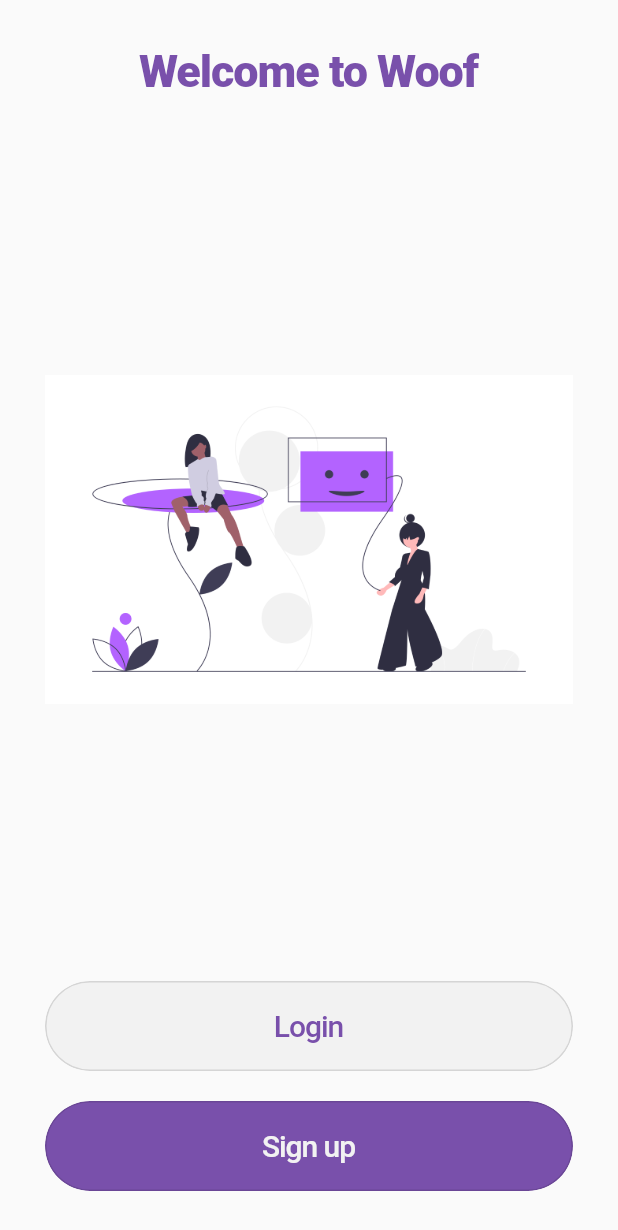
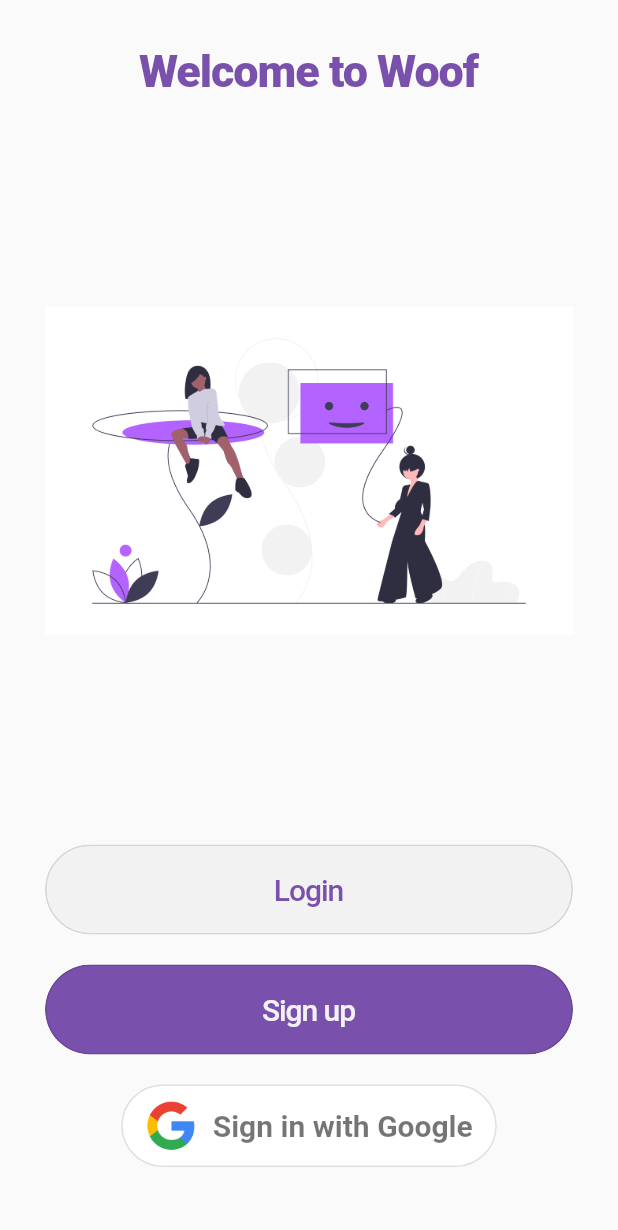
Before and after one commit to Khadeja29/socialapp310n, a Flutter app: the Welcome screen opened by its route, on a phone screen of 412 x 824 dp. Shown: the top 1230 px of the screen. Run offline on Flutter 3.47's test engine with Material 2 defaults, Android fonts, the phone set to English and light mode, and no system bars; our stand-ins replace email_validator, firebase_analytics, firebase_auth, firebase_core, firebase_crashlytics, google_sign_in and 1 more; accounts and stored records are empty; Roboto replaces fonts that are missing (OpenSansCondensed-Bold, OpenSansCondensed-Light).

Commit message:
modified:   android/app/google-services.json 	new file:   assets/images/googlelogo.png 	modified:   lib/routes/splashpage.dart 	modified:   lib/routes/welcome.dart 	modified:   pubspec.yaml

```diff
--- a/socialapp310/lib/routes/splashpage.dart
+++ b/socialapp310/lib/routes/splashpage.dart
@@ -26,9 +26,9 @@ class _SplashScreenState extends State<SplashScreen> {
     SharedPreferences prefs = await SharedPreferences.getInstance();
 
     bool _seen = (prefs.getBool('_seen') ?? false);
-    //User cool = await auth.currentUser;
-    //print(cool);
-    //await auth.signOut();//TODO: Remove this auto sign out. Keep to test log in and sign up for now.
+    User cool = await auth.currentUser;
+    print(cool);
+    await auth.signOut();//TODO: Remove this auto sign out. Keep to test log in and sign up for now.
     if (_seen && !signedin) {
       Navigator.of(context).pushReplacementNamed('/welcome');
     }
@@ -57,7 +57,7 @@ class _SplashScreenState extends State<SplashScreen> {
       }
       else {
         print('User is signed in');
-
+        signedin = true;
       }
     });
     Timer(Duration(seconds: 4), () => checkFirstSeen()); //TODO:ADD CONTEXT TO ONBOARDING SCREENS
--- a/socialapp310/lib/routes/welcome.dart
+++ b/socialapp310/lib/routes/welcome.dart
@@ -1,7 +1,8 @@
 
-
+import 'package:google_sign_in/google_sign_in.dart';
 import 'package:firebase_analytics/firebase_analytics.dart';
 import 'package:firebase_analytics/observer.dart';
+import 'package:firebase_auth/firebase_auth.dart';
 import 'package:flutter/material.dart';
 import 'package:socialapp310/utils/color.dart';
 import 'package:socialapp310/utils/styles.dart';
@@ -117,6 +118,8 @@ class _WelcomeState extends State<Welcome> {
                           ),
                         ),
                       ),
+                      SizedBox(height:20),
+                      GoogleSignInButton(),
                     ],
                   )
                 ],
@@ -127,3 +130,118 @@ class _WelcomeState extends State<Welcome> {
     );
   }
 }
+
+class Authentication {
+  static Future<User> signInWithGoogle({BuildContext context}) async {
+    FirebaseAuth auth = FirebaseAuth.instance;
+    User user;
+
+    final GoogleSignIn googleSignIn = GoogleSignIn();
+
+    final GoogleSignInAccount googleSignInAccount =
+    await googleSignIn.signIn();
+
+    if (googleSignInAccount != null) {
+      final GoogleSignInAuthentication googleSignInAuthentication =
+      await googleSignInAccount.authentication;
+
+      final AuthCredential credential = GoogleAuthProvider.credential(
+        accessToken: googleSignInAuthentication.accessToken,
+        idToken: googleSignInAuthentication.idToken,
+      );
+
+      try {
+        print("here1");
+        final UserCredential userCredential =
+        await auth.signInWithCredential(credential);
+        print("here2");
+        user = userCredential.user;
+      } on FirebaseAuthException catch (e) {
+        if (e.code == 'account-exists-with-different-credential') {
+          // handle the error here
+        }
+        else if (e.code == 'invalid-credential') {
+          // handle the error here
+        }
+      } catch (e) {
+        // handle the error here
+      }
+    }
+
+    return user;
+  }
+}
+
+class GoogleSignInButton extends StatefulWidget {
+  @override
+  _GoogleSignInButtonState createState() => _GoogleSignInButtonState();
+}
+
+class _GoogleSignInButtonState extends State<GoogleSignInButton> {
+  bool _isSigningIn = false;
+
+  @override
+  Widget build(BuildContext context) {
+    return Padding(
+      padding: const EdgeInsets.only(bottom: 16.0),
+      child: _isSigningIn
+          ? CircularProgressIndicator(
+        valueColor: AlwaysStoppedAnimation<Color>(Colors.deepPurple),
+      )
+          : OutlinedButton(
+        style: ButtonStyle(
+          backgroundColor: MaterialStateProperty.all(Colors.white),
+          shape: MaterialStateProperty.all(
+            RoundedRectangleBorder(
+              borderRadius: BorderRadius.circular(40),
+            ),
+          ),
+        ),
+        onPressed: () async {
+          setState(() {
+            _isSigningIn = true;
+          });
+
+          User user =
+          await Authentication.signInWithGoogle(context: context);
+
+          setState(() {
+            _isSigningIn = false;
+          });
+
+          if (user != null) {
+            Navigator.of(context).pushReplacementNamed('/homefeed');
+          }
+
+          setState(() {
+            _isSigningIn = false;
+          });
+        },
+        child: Padding(
+          padding: const EdgeInsets.fromLTRB(0, 10, 0, 10),
+          child: Row(
+            mainAxisSize: MainAxisSize.min,
+            mainAxisAlignment: MainAxisAlignment.center,
+            children: <Widget>[
+              Image(
+                image: AssetImage("assets/images/googlelogo.png"),
+                height: 35.0,
+              ),
+              Padding(
+                padding: const EdgeInsets.only(left: 10),
+                child: Text(
+                  'Sign in with Google',
+                  style: TextStyle(
+                    fontSize: 20,
+                    color: Colors.black54,
+                    fontWeight: FontWeight.w600,
+                  ),
+                ),
+              )
+            ],
+          ),
+        ),
+      ),
+    );
+  }
+}
--- a/socialapp310/pubspec.yaml
+++ b/socialapp310/pubspec.yaml
@@ -29,6 +29,7 @@ dependencies:
   firebase_auth: "^1.1.3"
   firebase_crashlytics: "^2.0.2"
   email_validator: ^2.0.1
+  google_sign_in: ^4.5.1
   http: ^0.13.1
   shared_preferences: ^2.0.5
   flutter_staggered_grid_view: ^0.3.2
```
Also changed, not shown: socialapp310/assets/images/googlelogo.png (added), 1 other file.
